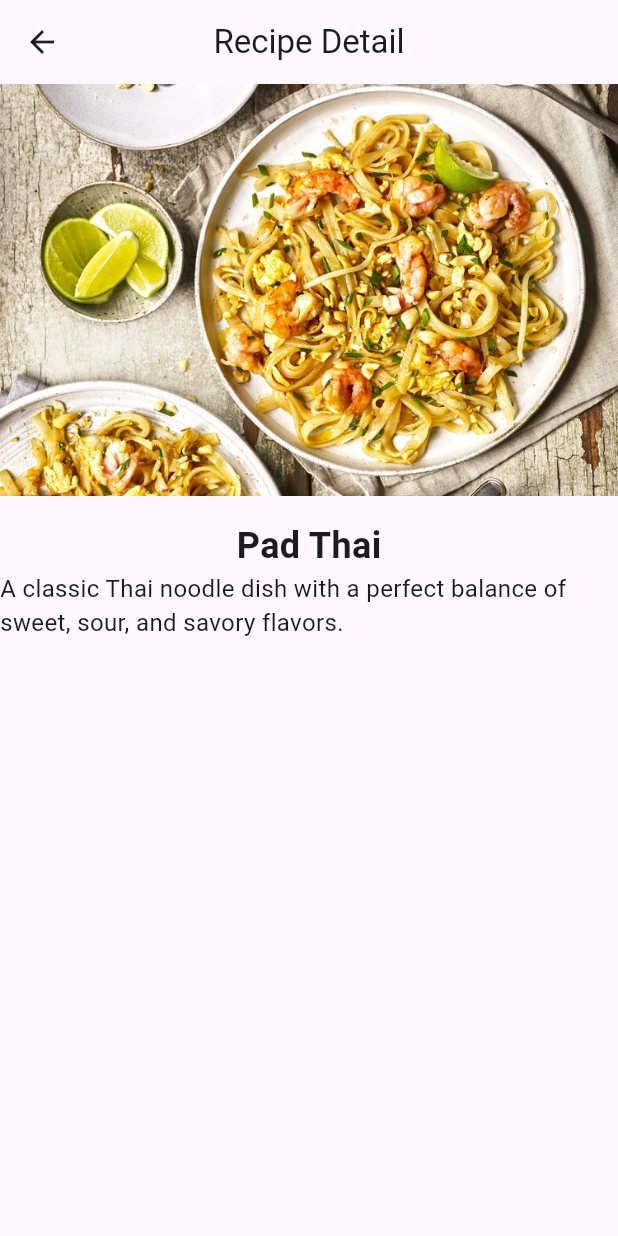
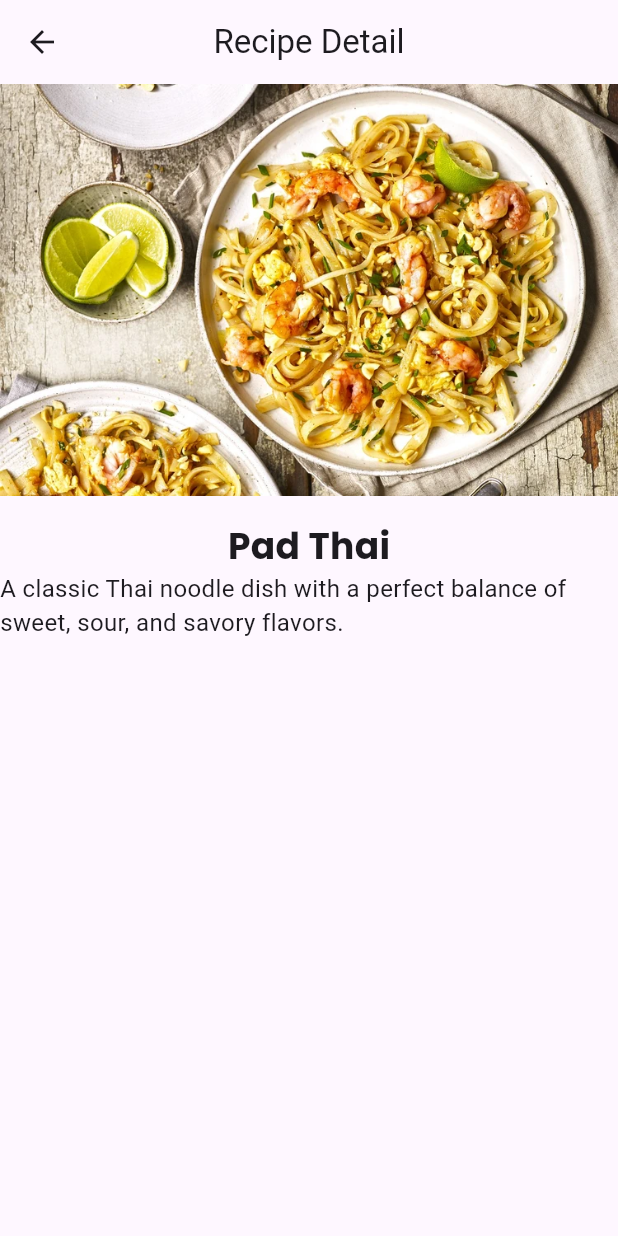
Before and after one commit to iamchot/recipes, a Flutter app: the screen it shows after launch, after a tap on "Pad Thai", on a phone screen of 412 x 824 dp. Run offline on Flutter 3.47's test engine with Material 3 defaults, Android fonts, the phone set to English and light mode, and no system bars; our stand-ins replace google_fonts.

Commit message:
Add Poppins font from Google Fonts to recipe title

```diff
--- a/lib/main.dart
+++ b/lib/main.dart
@@ -1,4 +1,5 @@
 import 'package:flutter/material.dart';
+import 'package:google_fonts/google_fonts.dart';
 import 'package:receipes/recipe_detail.dart';
 import 'Model/recipe.dart';
 
@@ -83,10 +84,9 @@ class _MyHomePageState extends State<MyHomePage> {
           children: <Widget>[
             Text(
               recipe.imgLabel,
-              style: const TextStyle(
+              style: GoogleFonts.poppins(
                 fontSize: 20,
                 fontWeight: FontWeight.bold,
-                fontFamily: 'Palatino',
               ),
             ),
             const SizedBox(height: 14.0),
--- a/lib/recipe_detail.dart
+++ b/lib/recipe_detail.dart
@@ -1,4 +1,5 @@
 import 'package:flutter/material.dart';
+import 'package:google_fonts/google_fonts.dart';
 import 'package:receipes/Model/recipe.dart';
 
 class RecipeDetail extends StatelessWidget {
@@ -19,8 +20,7 @@ class RecipeDetail extends StatelessWidget {
             SizedBox(height: 16),
             Text(
               recipe.imgLabel,
-              style: TextStyle(fontSize: 24, fontWeight: FontWeight.bold),
-
+              style: GoogleFonts.poppins(fontSize: 24, fontWeight: FontWeight.bold),
             ),
             Text(
               recipe.description,
--- a/pubspec.yaml
+++ b/pubspec.yaml
@@ -31,6 +31,7 @@ dependencies:
   flutter:
     sdk: flutter
 
+  google_fonts: ^6.3.0
 
   # The following adds the Cupertino Icons font to your application.
   # Use with the CupertinoIcons class for iOS style icons.
```
Also changed, not shown: pubspec.lock, 1 other file.
